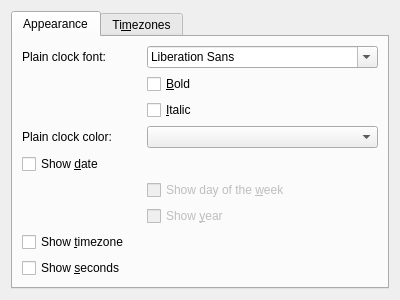
Old version of the form plasma/applets/digital-clock/clockConfig.ui in the repository mgottschlag/kwin-tiling.
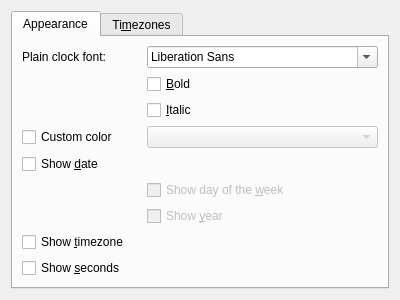
New version of the form. Custom widgets are drawn as their Qt base class.

Commit message: Allow clock to use default plasma color theme.  Custom color functionality is preserved.

Patch:
```diff
--- a/plasma/applets/digital-clock/clockConfig.ui
+++ b/plasma/applets/digital-clock/clockConfig.ui
@@ -57,14 +57,17 @@
         </widget>
        </item>
        <item row="3" column="0" >
-        <widget class="QLabel" name="plainClockColorLabel" >
+        <widget class="QCheckBox" name="useCustomColor" >
          <property name="text" >
-          <string>Plain clock color:</string>
+          <string>Custom color</string>
          </property>
         </widget>
        </item>
        <item row="3" column="1" >
         <widget class="KColorCombo" name="plainClockColor" >
+         <property name="enabled" >
+          <bool>false</bool>
+         </property>
         </widget>
        </item>
        <item row="4" column="0" colspan="2" >
```
Left out of the diff: 6 changed lines with no effect on the pictures. The commit also changes 2 other files.
